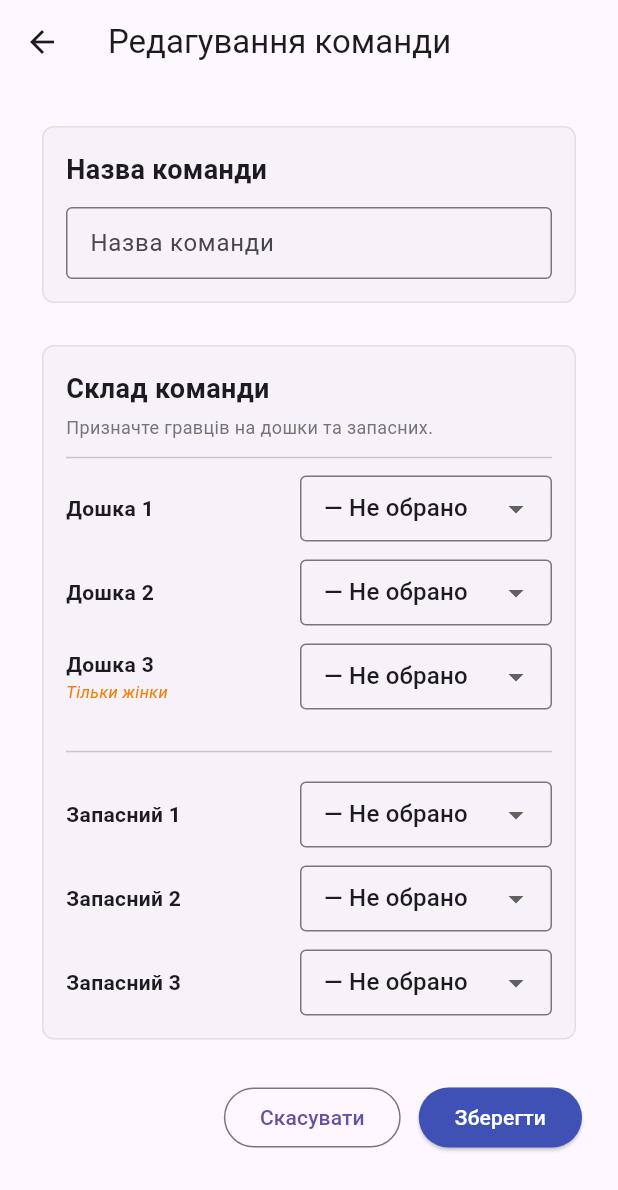
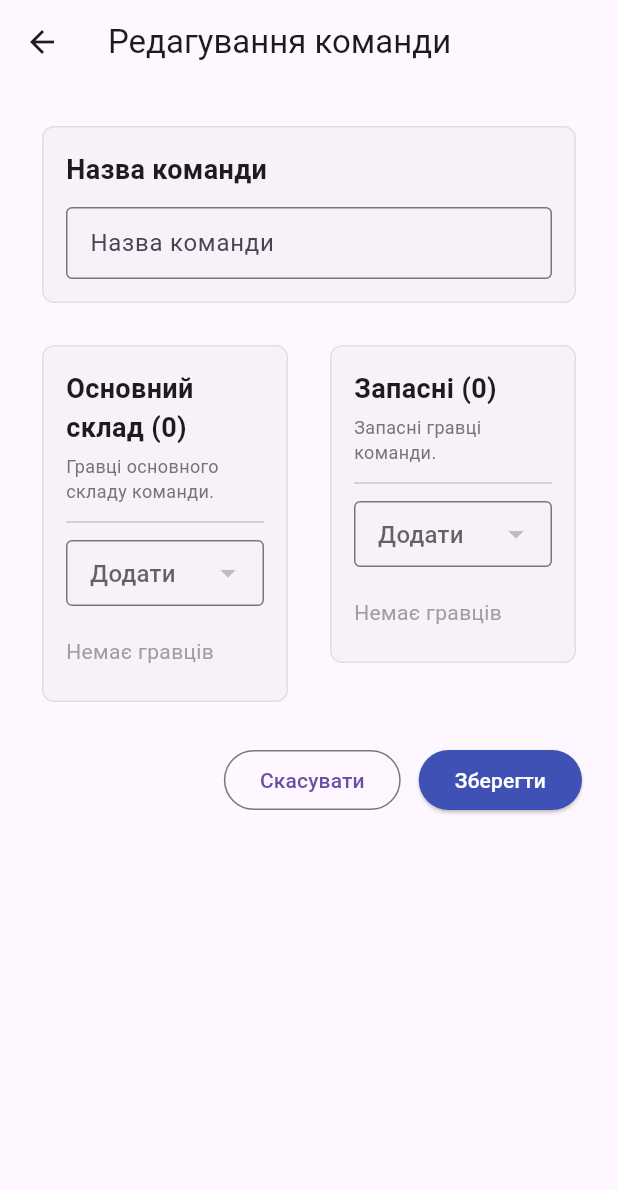
Before and after one commit to Aulex/arbi_chief, a Flutter app: the TeamEditScreen screen opened directly with empty values, after a tap on "Зберегти", on a phone screen of 412 x 824 dp. Shown: the top 1190 px of the screen. Run offline on Flutter 3.47's test engine with Material 3 defaults, Android fonts, the phone set to English and light mode, and no system bars; our stand-ins replace flutter_riverpod, sqflite, sqflite_common_ffi; accounts and stored records are empty.

Commit message:
Спростити player_state до 0 (основний) / 1 (запасний)
- player_state тепер просто позначає основний склад чи запас
- Редагування команди: два списки (основний склад / запасні) з dropdown для додавання
- Специфіка дошок буде реалізована через таблицю атрибутів пізніше

https://claude.ai/code/session_01NThSgUFjPraDRrgCbZQKRo

```diff
--- a/lib/services/team_service.dart
+++ b/lib/services/team_service.dart
@@ -6,7 +6,7 @@ class PlayerTeamAssignment {
   final int? pte_id;
   final int team_id;
   final int player_id;
-  final int player_state; // 1-3 = Дошка 1-3, 4-6 = Запасний 1-3
+  final int player_state; // 0 = active member, 1 = reserve
 
   const PlayerTeamAssignment({
     this.pte_id,
@@ -67,20 +67,31 @@ class TeamService {
     return maps.map((m) => PlayerTeamAssignment.fromJson(m)).toList();
   }
 
-  Future<void> saveAssignments(int teamId, Map<int, int?> slotToPlayerId) async {
+  /// Saves player-team assignments.
+  /// [members] - list of player IDs for active members (player_state = 0)
+  /// [reserves] - list of player IDs for reserves (player_state = 1)
+  Future<void> saveAssignments(int teamId, List<int> members, List<int> reserves) async {
     final db = await _dbService.database;
+    final today = DateTime.now().toIso8601String().split('T').first;
     // Remove old assignments for this team
     await db.delete('CMP_PLAYER_TEAM', where: 'team_id = ?', whereArgs: [teamId]);
-    // Insert new ones
-    for (final entry in slotToPlayerId.entries) {
-      if (entry.value != null) {
-        await db.insert('CMP_PLAYER_TEAM', {
-          'team_id': teamId,
-          'player_id': entry.value,
-          'player_state': entry.key,
-          'asgn_date': DateTime.now().toIso8601String().split('T').first,
-        });
-      }
+    // Insert active members
+    for (final playerId in members) {
+      await db.insert('CMP_PLAYER_TEAM', {
+        'team_id': teamId,
+        'player_id': playerId,
+        'player_state': 0,
+        'asgn_date': today,
+      });
+    }
+    // Insert reserves
+    for (final playerId in reserves) {
+      await db.insert('CMP_PLAYER_TEAM', {
+        'team_id': teamId,
+        'player_id': playerId,
+        'player_state': 1,
+        'asgn_date': today,
+      });
     }
   }
 }
--- a/lib/views/team_edit_screen.dart
+++ b/lib/views/team_edit_screen.dart
@@ -17,15 +17,9 @@ class TeamEditScreen extends ConsumerStatefulWidget {
 class _TeamEditScreenState extends ConsumerState<TeamEditScreen> {
   late TextEditingController _nameC;
 
-  // slot 1-3 = Дошка 1-3, slot 4-6 = Запасний 1-3
-  final Map<int, int?> _slotToPlayerId = {
-    1: null,
-    2: null,
-    3: null,
-    4: null,
-    5: null,
-    6: null,
-  };
+  // player_state: 0 = active member, 1 = reserve
+  List<int> _members = [];
+  List<int> _reserves = [];
 
   bool _loading = true;
 
@@ -40,11 +34,14 @@ class _TeamEditScreenState extends ConsumerState<TeamEditScreen> {
     final service = ref.read(teamServiceProvider);
     final assignments = await service.getTeamAssignments(widget.team.team_id!);
     setState(() {
-      for (final a in assignments) {
-        if (_slotToPlayerId.containsKey(a.player_state)) {
-          _slotToPlayerId[a.player_state] = a.player_id;
-        }
-      }
+      _members = assignments
+          .where((a) => a.player_state == 0)
+          .map((a) => a.player_id)
+          .toList();
+      _reserves = assignments
+          .where((a) => a.player_state == 1)
+          .map((a) => a.player_id)
+          .toList();
       _loading = false;
     });
   }
@@ -79,10 +76,6 @@ class _TeamEditScreenState extends ConsumerState<TeamEditScreen> {
   }
 
   Widget _buildForm(BuildContext context, List<Player> allPlayers) {
-    // Separate female players for Дошка 3
-    final femalePlayers =
-        allPlayers.where((p) => p.player_gender == 1).toList();
-
     return SingleChildScrollView(
       padding: const EdgeInsets.all(24),
       child: Column(
@@ -118,69 +111,40 @@ class _TeamEditScreenState extends ConsumerState<TeamEditScreen> {
             ),
           ),
           const SizedBox(height: 20),
-          // Roster card
-          Card(
-            elevation: 0,
-            shape: RoundedRectangleBorder(
-              side: BorderSide(color: Colors.grey.shade300, width: 1),
-              borderRadius: BorderRadius.circular(8),
-            ),
-            child: Padding(
-              padding: const EdgeInsets.all(16.0),
-              child: Column(
+          // Members & Reserves
+          Row(
             crossAxisAlignment: CrossAxisAlignment.start,
             children: [
-                  const Text(
-                    'Склад команди',
-                    style: TextStyle(fontSize: 18, fontWeight: FontWeight.bold),
+              Expanded(
+                child: _buildPlayerListCard(
+                  title: 'Основний склад (${_members.length})',
+                  subtitle: 'Гравці основного складу команди.',
+                  playerIds: _members,
+                  allPlayers: allPlayers,
+                  onAdd: (playerId) {
+                    setState(() => _members.add(playerId));
+                  },
+                  onRemove: (playerId) {
+                    setState(() => _members.remove(playerId));
+                  },
                 ),
-                  const SizedBox(height: 4),
-                  Text(
-                    'Призначте гравців на дошки та запасних.',
-                    style: TextStyle(fontSize: 12, color: Colors.grey.shade600),
               ),
-                  const Divider(height: 24),
-                  _buildSlotDropdown(
-                    slot: 1,
-                    label: 'Дошка 1',
-                    players: allPlayers,
+              const SizedBox(width: 20),
+              Expanded(
+                child: _buildPlayerListCard(
+                  title: 'Запасні (${_reserves.length})',
+                  subtitle: 'Запасні гравці команди.',
+                  playerIds: _reserves,
+                  allPlayers: allPlayers,
+                  onAdd: (playerId) {
+                    setState(() => _reserves.add(playerId));
+                  },
+                  onRemove: (playerId) {
+                    setState(() => _reserves.remove(playerId));
+                  },
                 ),
-                  const SizedBox(height: 12),
-                  _buildSlotDropdown(
-                    slot: 2,
-                    label: 'Дошка 2',
-                    players: allPlayers,
-                  ),
-                  const SizedBox(height: 12),
-                  _buildSlotDropdown(
-                    slot: 3,
-                    label: 'Дошка 3',
-                    subtitle: 'Тільки жінки',
-                    players: femalePlayers,
-                  ),
-                  const SizedBox(height: 20),
-                  const Divider(),
-                  const SizedBox(height: 12),
-                  _buildSlotDropdown(
-                    slot: 4,
-                    label: 'Запасний 1',
-                    players: allPlayers,
-                  ),
-                  const SizedBox(height: 12),
-                  _buildSlotDropdown(
-                    slot: 5,
-                    label: 'Запасний 2',
-                    players: allPlayers,
-                  ),
-                  const SizedBox(height: 12),
-                  _buildSlotDropdown(
-                    slot: 6,
-                    label: 'Запасний 3',
-                    players: allPlayers,
               ),
             ],
-              ),
-            ),
           ),
           const SizedBox(height: 24),
           Row(
@@ -206,68 +170,88 @@ class _TeamEditScreenState extends ConsumerState<TeamEditScreen> {
     );
   }
 
-  Widget _buildSlotDropdown({
-    required int slot,
-    required String label,
-    String? subtitle,
-    required List<Player> players,
+  Widget _buildPlayerListCard({
+    required String title,
+    required String subtitle,
+    required List<int> playerIds,
+    required List<Player> allPlayers,
+    required void Function(int playerId) onAdd,
+    required void Function(int playerId) onRemove,
   }) {
-    final selectedId = _slotToPlayerId[slot];
-    // Ensure selected value exists in the player list
-    final validSelected =
-        players.any((p) => p.player_id == selectedId) ? selectedId : null;
+    // Players already assigned to this list
+    final assigned = allPlayers
+        .where((p) => playerIds.contains(p.player_id))
+        .toList();
+    // Available = not in members and not in reserves
+    final usedIds = {..._members, ..._reserves};
+    final available = allPlayers
+        .where((p) => !usedIds.contains(p.player_id))
+        .toList();
 
-    return Row(
-      children: [
-        SizedBox(
-          width: 140,
+    return Card(
+      elevation: 0,
+      shape: RoundedRectangleBorder(
+        side: BorderSide(color: Colors.grey.shade300, width: 1),
+        borderRadius: BorderRadius.circular(8),
+      ),
+      child: Padding(
+        padding: const EdgeInsets.all(16.0),
         child: Column(
           crossAxisAlignment: CrossAxisAlignment.start,
           children: [
-              Text(label,
-                  style: const TextStyle(fontWeight: FontWeight.w600)),
-              if (subtitle != null)
+            Text(
+              title,
+              style: const TextStyle(fontSize: 18, fontWeight: FontWeight.bold),
+            ),
+            const SizedBox(height: 4),
             Text(
               subtitle,
-                  style: TextStyle(
-                    fontSize: 11,
-                    color: Colors.orange.shade700,
-                    fontStyle: FontStyle.italic,
+              style: TextStyle(fontSize: 12, color: Colors.grey.shade600),
             ),
-                ),
-            ],
-          ),
-        ),
-        const SizedBox(width: 16),
-        Expanded(
-          child: DropdownButtonFormField<int?>(
-            value: validSelected,
+            const Divider(height: 24),
+            // Add player dropdown
+            DropdownButtonFormField<int?>(
+              value: null,
               isExpanded: true,
               decoration: const InputDecoration(
                 isDense: true,
                 border: OutlineInputBorder(),
                 contentPadding:
                     EdgeInsets.symmetric(horizontal: 12, vertical: 10),
+                hintText: 'Додати гравця...',
               ),
-            hint: const Text('Оберіть гравця'),
-            items: [
-              const DropdownMenuItem<int?>(
-                value: null,
-                child: Text('— Не обрано —'),
-              ),
-              ...players.map((p) => DropdownMenuItem<int?>(
+              items: available.map((p) => DropdownMenuItem<int?>(
                     value: p.player_id,
                     child: Text(p.fullName),
+                  )).toList(),
+              onChanged: (value) {
+                if (value != null) {
+                  onAdd(value);
+                }
+              },
+            ),
+            const SizedBox(height: 12),
+            // Assigned players list
+            ...assigned.map((p) => ListTile(
+                  contentPadding: EdgeInsets.zero,
+                  title: Text(p.fullName),
+                  trailing: IconButton(
+                    icon: const Icon(Icons.remove_circle_outline,
+                        color: Colors.red),
+                    onPressed: () => onRemove(p.player_id!),
+                  ),
                 )),
-            ],
-            onChanged: (value) {
-              setState(() {
-                _slotToPlayerId[slot] = value;
-              });
-            },
+            if (assigned.isEmpty)
+              Padding(
+                padding: const EdgeInsets.symmetric(vertical: 8),
+                child: Text(
+                  'Немає гравців',
+                  style: TextStyle(color: Colors.grey.shade500),
                 ),
               ),
           ],
+        ),
+      ),
     );
   }
 
@@ -276,10 +260,9 @@ class _TeamEditScreenState extends ConsumerState<TeamEditScreen> {
     if (name.isEmpty) return;
 
     final updatedTeam = widget.team.copyWith(team_name: name);
-    await ref.read(teamServiceProvider).saveTeam(updatedTeam);
-    await ref
-        .read(teamServiceProvider)
-        .saveAssignments(widget.team.team_id!, _slotToPlayerId);
+    final service = ref.read(teamServiceProvider);
+    await service.saveTeam(updatedTeam);
+    await service.saveAssignments(widget.team.team_id!, _members, _reserves);
 
     ref.invalidate(teamProvider);
 
```
Lines whose indentation alone changed are shown as unchanged.
